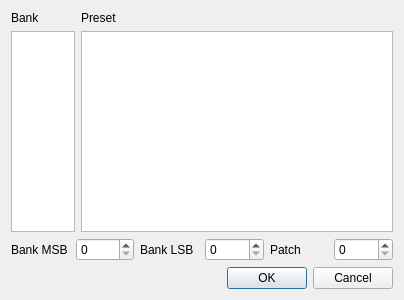
Above: qmidiplayer-desktop/qmppresetselect.ui from chirs241097/QMidiPlayer before the change. Below: the same form after it.
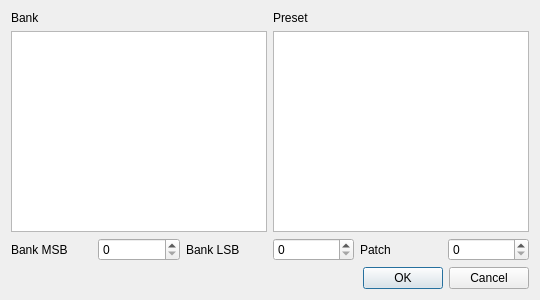
That is the form after the change.

Diff of the .ui file:
```diff
--- a/qmidiplayer-desktop/qmppresetselect.ui
+++ b/qmidiplayer-desktop/qmppresetselect.ui
@@ -1,25 +1,17 @@
 <?xml version="1.0" encoding="UTF-8"?>
 <ui version="4.0">
  <class>qmpPresetSelector</class>
- <widget class="QDialog" name="qmpPresetSelector">
-  <property name="geometry">
-   <rect>
-    <x>0</x>
-    <y>0</y>
-    <width>404</width>
-    <height>300</height>
-   </rect>
-  </property>
+ <widget class="QDialog" name="qmpPresetSelector">\
   <property name="minimumSize">
    <size>
-    <width>404</width>
+    <width>480</width>
     <height>300</height>
    </size>
   </property>
   <property name="maximumSize">
    <size>
-    <width>404</width>
-    <height>300</height>
+    <width>16777215</width>
+    <height>16777215</height>
    </size>
   </property>
   <property name="windowTitle">
@@ -47,7 +39,7 @@
          </property>
          <property name="maximumSize">
           <size>
-           <width>64</width>
+           <width>16777215</width>
            <height>16777215</height>
           </size>
          </property>
```
